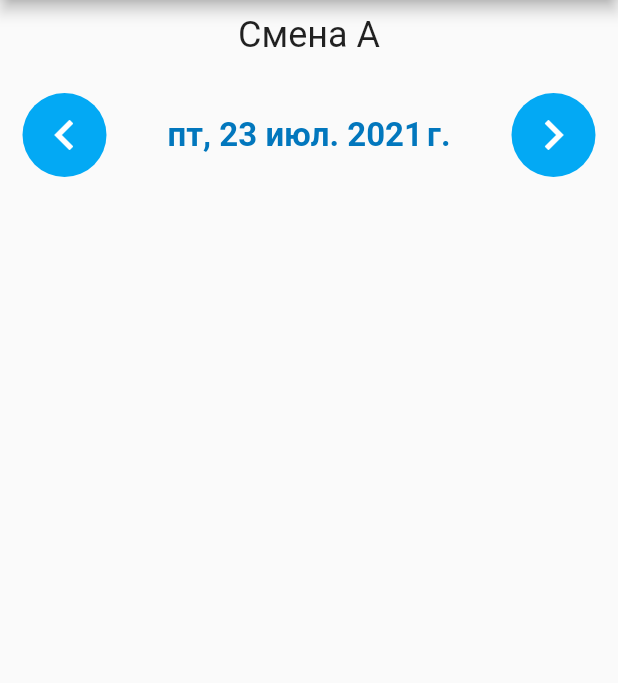
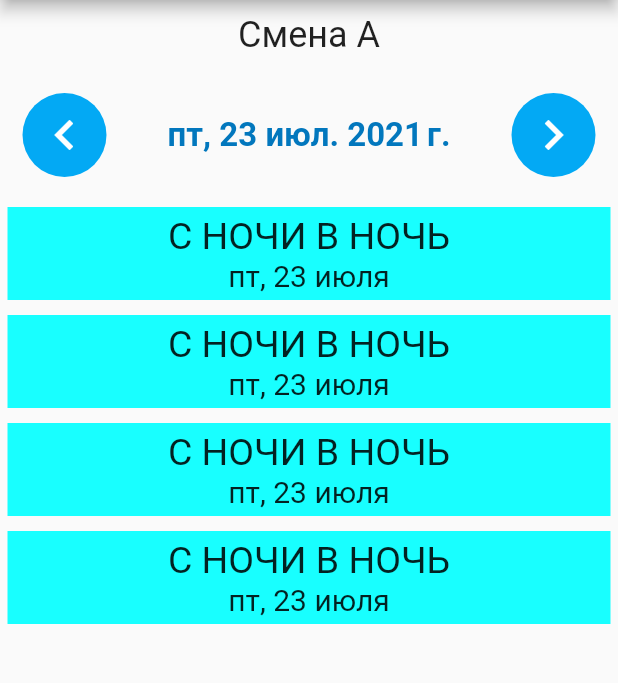
Before and after one commit to amatskevich/calendar_of_factory, a Flutter app: the screen it shows after launch, on a phone screen of 412 x 824 dp, the part 84-767 px from its top. Run offline on Flutter 3.47's test engine with Material 2 defaults, Android fonts, the phone set to English and light mode, and no system bars; Roboto replaces fonts that are missing (Georgia, Hind).

Commit message:
add day widget

```diff
--- /dev/null
+++ b/lib/single_main_screen/day_widget.dart
@@ -0,0 +1,37 @@
+import 'package:flutter/material.dart';
+import 'package:intl/intl.dart';
+
+class DayItem extends StatelessWidget {
+  final DateTime date;
+
+  const DayItem({Key? key, required this.date}) : super(key: key);
+
+  @override
+  Widget build(BuildContext context) {
+    return Container(
+      decoration: BoxDecoration(color: Colors.cyanAccent),
+      margin: EdgeInsets.all(5),
+      padding: EdgeInsets.all(5),
+      child: Column(
+        children: [
+          Container(
+            width: double.infinity,
+            child: Text(
+              'С НОЧИ В НОЧЬ',
+              textAlign: TextAlign.center,
+              style: TextStyle(fontSize: 25),
+            ),
+          ),
+          Container(
+            width: double.infinity,
+            child: Text(
+              DateFormat('E, d MMMM', 'ru_RU').format(date),
+              textAlign: TextAlign.center,
+              style: TextStyle(fontSize: 20),
+            ),
+          )
+        ],
+      ),
+    );
+  }
+}
--- a/lib/single_main_screen/single_main_screen.dart
+++ b/lib/single_main_screen/single_main_screen.dart
@@ -30,14 +30,15 @@ class _SingleMainScreenState extends State<SingleMainScreen> {
         children: [
           Info('Смена А'),
           DateInfo(),
-          // ListView.builder(
-          //   itemBuilder: (ctx, index) {
-          //     return Day(date: DateTime.now());
-          //   },
-          //   scrollDirection: Axis.vertical,
-          //   shrinkWrap: true,
-          //   itemCount: 1,
-          // ),
+          ListView.builder(
+            itemBuilder: (ctx, index) {
+              return DayItem(date: DateTime.now());
+              // return Text('WTF');
+            },
+            scrollDirection: Axis.vertical,
+            shrinkWrap: true,
+            itemCount: 4,
+          ),
         ],
       ),
     );
```
